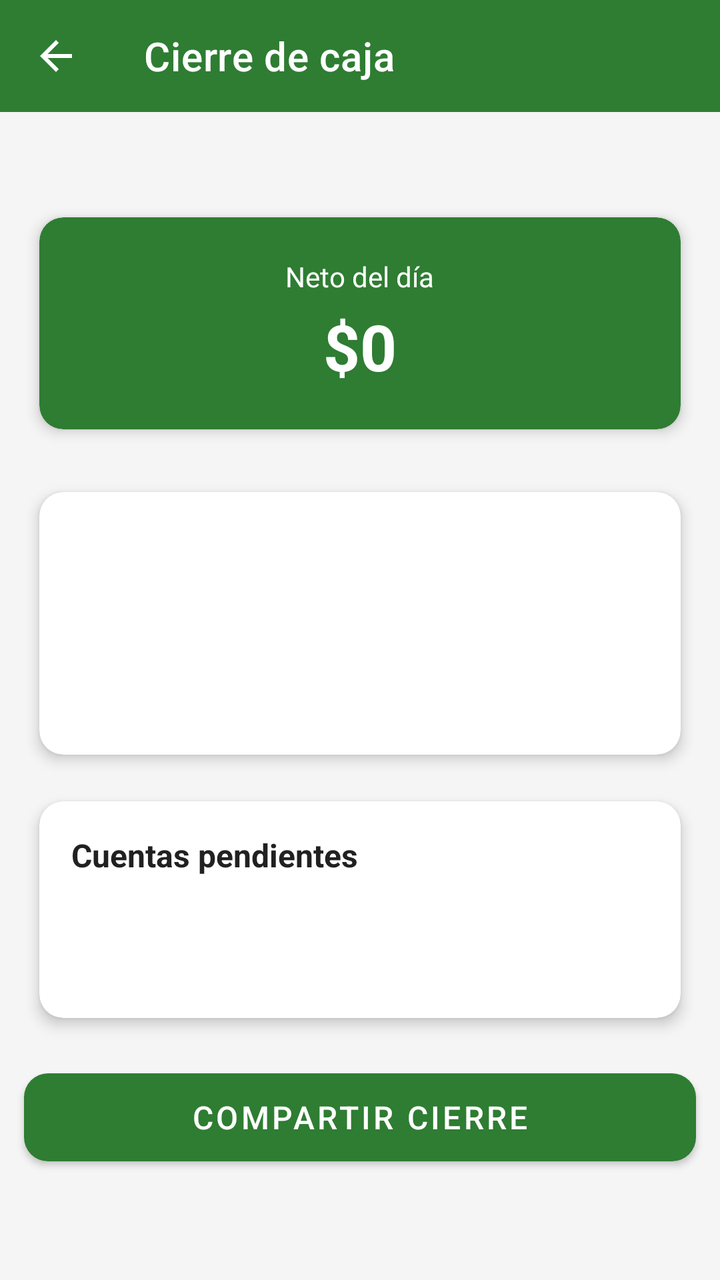
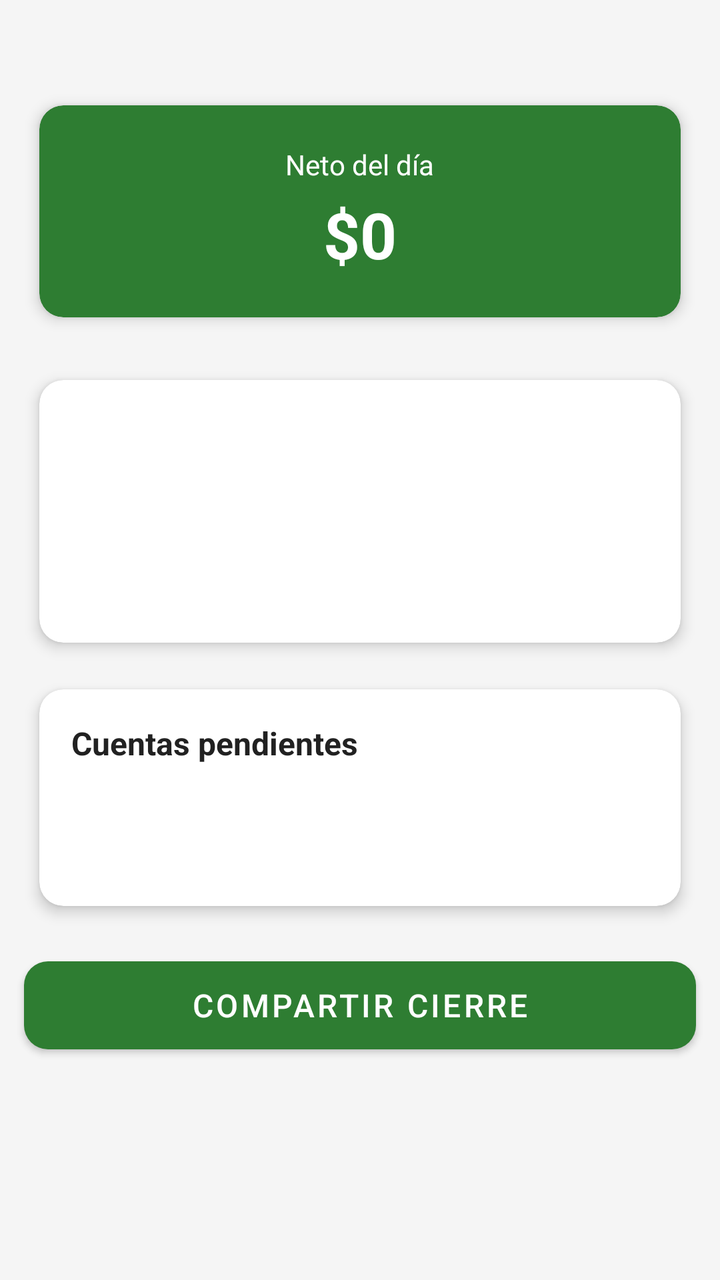

Compare the two renders of this Android layout. The source of the first and the diff that turns it into the second are given below.
<!-- AndroidManifest.xml: application theme Theme.OasisCheck -->
<!-- res/layout/activity_cierre_caja.xml -->
<?xml version="1.0" encoding="utf-8"?>
<ScrollView
    xmlns:android="http://schemas.android.com/apk/res/android"
    xmlns:app="http://schemas.android.com/apk/res-auto"
    android:layout_width="match_parent"
    android:layout_height="match_parent"
    android:background="@color/background">

    <LinearLayout
        android:layout_width="match_parent"
        android:layout_height="wrap_content"
        android:orientation="vertical">

        <com.google.android.material.appbar.MaterialToolbar
            android:id="@+id/toolbar"
            android:layout_width="match_parent"
            android:layout_height="?attr/actionBarSize"
            android:background="@color/green_primary"
            app:navigationIcon="@drawable/ic_back"
            app:navigationIconTint="@color/white"
            app:title="@string/cierre_de_caja"
            app:titleTextColor="@color/white" />

        <TextView
            android:id="@+id/tv_fecha_cierre"
            android:layout_width="match_parent"
            android:layout_height="wrap_content"
            android:paddingHorizontal="16dp"
            android:paddingTop="12dp"
            android:textColor="@color/text_secondary"
            android:textSize="14sp"
            android:textStyle="bold" />

        <androidx.cardview.widget.CardView
            style="@style/CardStyle"
            android:layout_width="match_parent"
            android:layout_height="wrap_content"
            android:layout_margin="12dp"
            app:cardBackgroundColor="@color/green_primary">

            <LinearLayout
                android:layout_width="match_parent"
                android:layout_height="wrap_content"
                android:gravity="center"
                android:orientation="vertical"
                android:padding="20dp">

                <TextView
                    android:layout_width="wrap_content"
                    android:layout_height="wrap_content"
                    android:text="@string/neto_del_dia"
                    android:textColor="@color/white"
                    android:textSize="14sp" />

                <TextView
                    android:id="@+id/tv_neto_dia"
                    android:layout_width="wrap_content"
                    android:layout_height="wrap_content"
                    android:layout_marginTop="4dp"
                    android:text="@string/n_0"
                    android:textColor="@color/white"
                    android:textSize="32sp"
                    android:textStyle="bold" />
            </LinearLayout>
        </androidx.cardview.widget.CardView>

        <androidx.cardview.widget.CardView
            style="@style/CardStyle"
            android:layout_width="match_parent"
            android:layout_height="wrap_content"
            android:layout_marginHorizontal="12dp">

            <LinearLayout
                android:layout_width="match_parent"
                android:layout_height="wrap_content"
                android:orientation="vertical"
                android:padding="16dp">

                <TextView
                    android:id="@+id/tv_cierre_ventas"
                    android:layout_width="match_parent"
                    android:layout_height="wrap_content"
                    android:textSize="15sp" />

                <TextView
                    android:id="@+id/tv_cierre_unidades"
                    android:layout_width="match_parent"
                    android:layout_height="wrap_content"
                    android:layout_marginTop="6dp"
                    android:textSize="15sp" />

                <TextView
                    android:id="@+id/tv_cierre_gastos"
                    android:layout_width="match_parent"
                    android:layout_height="wrap_content"
                    android:layout_marginTop="6dp"
                    android:textSize="15sp" />

                <TextView
                    android:id="@+id/tv_cierre_neto"
                    android:layout_width="match_parent"
                    android:layout_height="wrap_content"
                    android:layout_marginTop="6dp"
                    android:textSize="15sp"
                    android:textStyle="bold" />
            </LinearLayout>
        </androidx.cardview.widget.CardView>

        <androidx.cardview.widget.CardView
            style="@style/CardStyle"
            android:layout_width="match_parent"
            android:layout_height="wrap_content"
            android:layout_marginHorizontal="12dp"
            android:layout_marginTop="4dp">

            <LinearLayout
                android:layout_width="match_parent"
                android:layout_height="wrap_content"
                android:orientation="vertical"
                android:padding="16dp">

                <TextView
                    android:layout_width="wrap_content"
                    android:layout_height="wrap_content"
                    android:text="@string/cuentas_pendientes"
                    android:textColor="@color/text_primary"
                    android:textSize="16sp"
                    android:textStyle="bold" />

                <TextView
                    android:id="@+id/tv_cierre_cobrar"
                    android:layout_width="match_parent"
                    android:layout_height="wrap_content"
                    android:layout_marginTop="8dp"
                    android:textSize="15sp" />

                <TextView
                    android:id="@+id/tv_cierre_pagar"
                    android:layout_width="match_parent"
                    android:layout_height="wrap_content"
                    android:layout_marginTop="6dp"
                    android:textSize="15sp" />
            </LinearLayout>
        </androidx.cardview.widget.CardView>

        <com.google.android.material.button.MaterialButton
            android:id="@+id/btn_compartir_cierre"
            android:layout_width="match_parent"
            android:layout_height="56dp"
            android:layout_margin="12dp"
            android:text="@string/compartir_cierre"
            android:textSize="16sp"
            app:backgroundTint="@color/green_primary"
            app:cornerRadius="12dp" />
    </LinearLayout>
</ScrollView>
<!-- resources referenced by this layout -->
<resources>
  <color name="background">#F5F5F5</color>
  <color name="green_primary">#2E7D32</color>
  <color name="text_primary">#212121</color>
  <color name="text_secondary">#757575</color>
  <color name="white">#FFFFFF</color>
  <!-- drawable ic_back (drawable) -->
  <?xml version="1.0" encoding="utf-8"?>
  <vector xmlns:android="http://schemas.android.com/apk/res/android"
      android:width="24dp"
      android:height="24dp"
      android:viewportWidth="24"
      android:viewportHeight="24"
      android:tint="?attr/colorControlNormal">
      <path
          android:fillColor="@android:color/white"
          android:pathData="M20,11H7.83l5.59,-5.59L12,4l-8,8 8,8 1.41,-1.41L7.83,13H20v-2z"/>
  </vector>
  <string name="cierre_de_caja">Cierre de caja</string>
  <string name="compartir_cierre">Compartir cierre</string>
  <string name="cuentas_pendientes">Cuentas pendientes</string>
  <string name="n_0">$0</string>
  <string name="neto_del_dia">Neto del día</string>
  <style name="CardStyle">
          <item name="cardCornerRadius">12dp</item>
          <item name="cardElevation">4dp</item>
          <item name="cardUseCompatPadding">true</item>
      </style>
  <style name="Theme.OasisCheck" parent="Theme.MaterialComponents.DayNight.DarkActionBar">
          <item name="colorPrimary">@color/green_primary</item>
          <item name="colorPrimaryDark">@color/green_primary_dark</item>
          <item name="colorAccent">@color/green_accent</item>
          <item name="colorSecondary">@color/green_accent</item>
          <item name="colorOnSurface">@color/text_primary</item>
          <item name="android:statusBarColor">@color/green_primary_dark</item>
      </style>
  <color name="green_primary_dark">#1B5E20</color>
  <color name="green_accent">#66BB6A</color>
</resources>

<!-- the commit's change to res/layout/activity_cierre_caja.xml (unified diff, before → after) -->
@@ -11,15 +11,7 @@
         android:layout_height="wrap_content"
         android:orientation="vertical">
 
-        <com.google.android.material.appbar.MaterialToolbar
-            android:id="@+id/toolbar"
-            android:layout_width="match_parent"
-            android:layout_height="?attr/actionBarSize"
-            android:background="@color/green_primary"
-            app:navigationIcon="@drawable/ic_back"
-            app:navigationIconTint="@color/white"
-            app:title="@string/cierre_de_caja"
-            app:titleTextColor="@color/white" />
+
 
         <TextView
             android:id="@+id/tv_fecha_cierre"
<!-- resource entries referenced after the edit -->
@@ -5,19 +5,6 @@
   <color name="text_primary">#212121</color>
   <color name="text_secondary">#757575</color>
   <color name="white">#FFFFFF</color>
-  <!-- drawable ic_back (drawable) -->
-  <?xml version="1.0" encoding="utf-8"?>
-  <vector xmlns:android="http://schemas.android.com/apk/res/android"
-      android:width="24dp"
-      android:height="24dp"
-      android:viewportWidth="24"
-      android:viewportHeight="24"
-      android:tint="?attr/colorControlNormal">
-      <path
-          android:fillColor="@android:color/white"
-          android:pathData="M20,11H7.83l5.59,-5.59L12,4l-8,8 8,8 1.41,-1.41L7.83,13H20v-2z"/>
-  </vector>
-  <string name="cierre_de_caja">Cierre de caja</string>
   <string name="compartir_cierre">Compartir cierre</string>
   <string name="cuentas_pendientes">Cuentas pendientes</string>
   <string name="n_0">$0</string>
@@ -27,15 +14,14 @@
           <item name="cardElevation">4dp</item>
           <item name="cardUseCompatPadding">true</item>
       </style>
-  <style name="Theme.OasisCheck" parent="Theme.MaterialComponents.DayNight.DarkActionBar">
-          <item name="colorPrimary">@color/green_primary</item>
-          <item name="colorPrimaryDark">@color/green_primary_dark</item>
-          <item name="colorAccent">@color/green_accent</item>
-          <item name="colorSecondary">@color/green_accent</item>
+  <style name="Theme.OasisCheck" parent="Theme.MaterialComponents.DayNight.NoActionBar">
+          <item name="colorPrimary">@color/purple</item>
+          <item name="colorPrimaryDark">#6A1B9A</item>
+          <item name="colorAccent">#FF4081</item>
+          <item name="colorSecondary">#FF4081</item>
           <item name="colorOnSurface">@color/text_primary</item>
-          <item name="android:statusBarColor">@color/green_primary_dark</item>
+          <item name="android:statusBarColor">#6A1B9A</item>
       </style>
-  <color name="green_primary_dark">#1B5E20</color>
-  <color name="green_accent">#66BB6A</color>
+  <color name="purple">#9C27B0</color>
 </resources>
 
